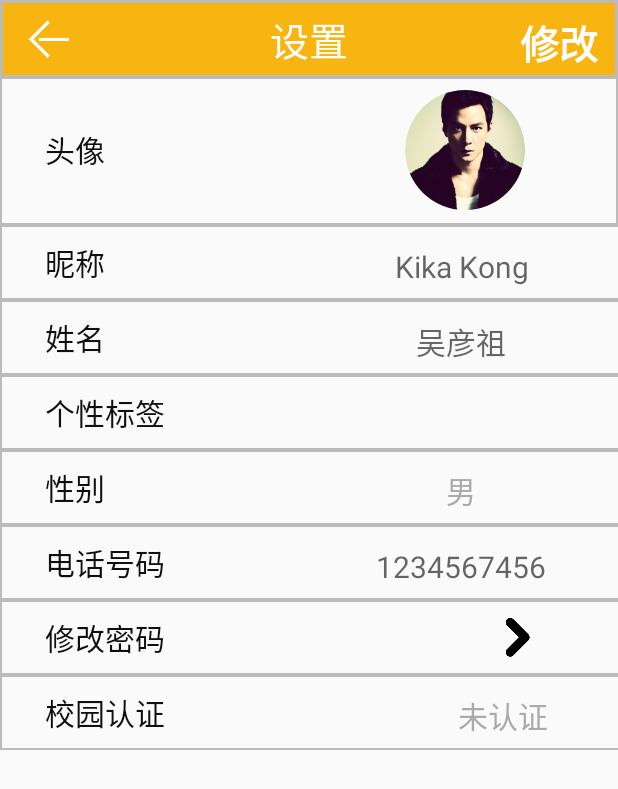
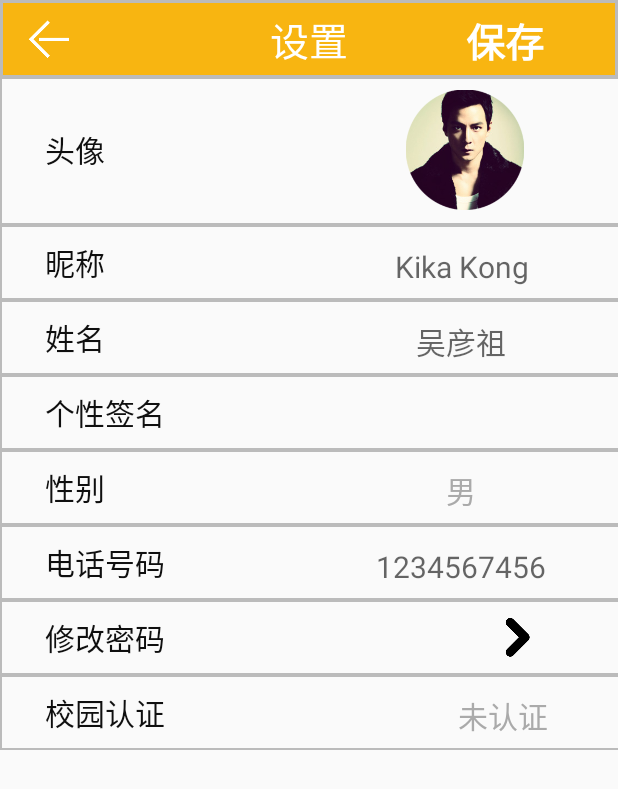
Before and after one commit to shangyifei666/School-Helper, an Android app: the MessageSetActivity screen opened directly, with no data from a screen before it, on a phone screen of 412 x 824 dp. Shown: the top 789 px of the screen. Run offline under Robolectric (Android 15) with nearby library versions, the phone set to English and light mode, and no system bars; 3 statements that could not run were skipped.

Commit message:
Update message_set.xml

```diff
--- a/School_Herper_front/app/src/main/res/layout/message_set.xml
+++ b/School_Herper_front/app/src/main/res/layout/message_set.xml
@@ -8,13 +8,7 @@
  * 描述：我的主页设置
  */
 -->
-<android.support.constraint.ConstraintLayout xmlns:android="http://schemas.android.com/apk/res/android"
-    xmlns:tools="http://schemas.android.com/tools"
-    android:layout_width="match_parent"
-    android:layout_height="match_parent"
-    tools:context=".MainActivity"
-    android:id="@+id/root">
-<FrameLayout
+<FrameLayout xmlns:android="http://schemas.android.com/apk/res/android"
     android:layout_width="match_parent"
     android:layout_height="match_parent"
     android:orientation="vertical">
@@ -26,6 +20,7 @@
         android:padding="1dp">
 
         <ImageView
+            android:id="@+id/back_1"
             android:layout_width="35dp"
             android:layout_height="35dp"
             android:src="@drawable/goback"
@@ -41,14 +36,16 @@
         android:textColor="#FFFFFF"/>
 
         <TextView
-            android:gravity="right"
-            android:layout_width="match_parent"
+            android:id="@+id/img_change"
+            android:gravity="center"
+            android:layout_width="100dp"
             android:layout_height="40dp"
-            android:text="修改"
+            android:text="保存"
             android:textSize="26dp"
             android:textStyle="bold"
             android:textColor="#FFFFFF"
-            android:layout_marginTop="7dp"
+            android:layout_marginTop="6dp"
+            android:layout_marginLeft="285dp"
             android:layout_marginRight="12dp"/>
     </FrameLayout>
 
@@ -59,24 +56,25 @@
         android:orientation="vertical">
         <LinearLayout
             android:orientation="horizontal"
-            android:layout_width="match_parent"
+            android:layout_width="440dp"
             android:layout_height="100dp"
             android:background="@drawable/box_color1">
             <TextView
                 android:gravity="center_vertical"
                 android:layout_marginLeft="30dp"
                 android:textSize="20dp"
+
                 android:layout_width="wrap_content"
                 android:layout_height="match_parent"
                 android:text="头像"
                 android:textColor="#0F0F0F"
                 android:layout_marginRight="200dp"/>
-            <com.w.school_herper_front.CircleImageView
-                android:id="@+id/tx"
+
+            <ImageView
+                android:id="@+id/img_touxiang"
                 android:gravity="center_vertical"
                 android:layout_width="80dp"
                 android:layout_height="80dp"
-                android:scaleType="centerCrop"
                 android:src="@drawable/myhead"
                 android:layout_marginTop="10dp"/>
 
@@ -95,6 +93,7 @@
                 android:textColor="#0F0F0F"
                 android:layout_marginRight="150dp"/>
             <EditText
+                android:id="@+id/img_username"
                 android:gravity="center"
                 android:hint="Kika Kong"
                 android:text=""
@@ -121,6 +120,7 @@
                 android:textColor="#0F0F0F"
                 android:layout_marginRight="150dp"/>
             <EditText
+                android:id="@+id/img_names"
                 android:gravity="center"
                 android:hint="吴彦祖"
                 android:text=""
@@ -143,10 +143,11 @@
                 android:textSize="20dp"
                 android:layout_width="wrap_content"
                 android:layout_height="match_parent"
-                android:text="个性标签"
+                android:text="个性签名"
                 android:textColor="#0F0F0F"
                 android:layout_marginRight="20dp"/>
             <EditText
+                android:id="@+id/img_autograph"
                 android:gravity="center"
                 android:hint=""
                 android:text=""
@@ -173,6 +174,7 @@
                 android:textColor="#0F0F0F"
                 android:layout_marginRight="150dp"/>
             <EditText
+                android:id="@+id/img_sex"
                 android:gravity="center"
                 android:hint=""
                 android:text="男"
@@ -199,6 +201,7 @@
                 android:textColor="#0F0F0F"
                 android:layout_marginRight="110dp"/>
             <EditText
+                android:id="@+id/img_phone"
                 android:gravity="center"
                 android:hint="1234567456"
                 android:text=""
@@ -248,6 +251,7 @@
                 android:textColor="#0F0F0F"
                 android:layout_marginRight="180dp"/>
             <TextView
+                android:id="@+id/img_authentication"
                 android:gravity="center"
                 android:text="未认证"
                 android:textSize="20dp"
@@ -262,4 +266,3 @@
     </LinearLayout>
 
 </FrameLayout>
-</android.support.constraint.ConstraintLayout>
```
